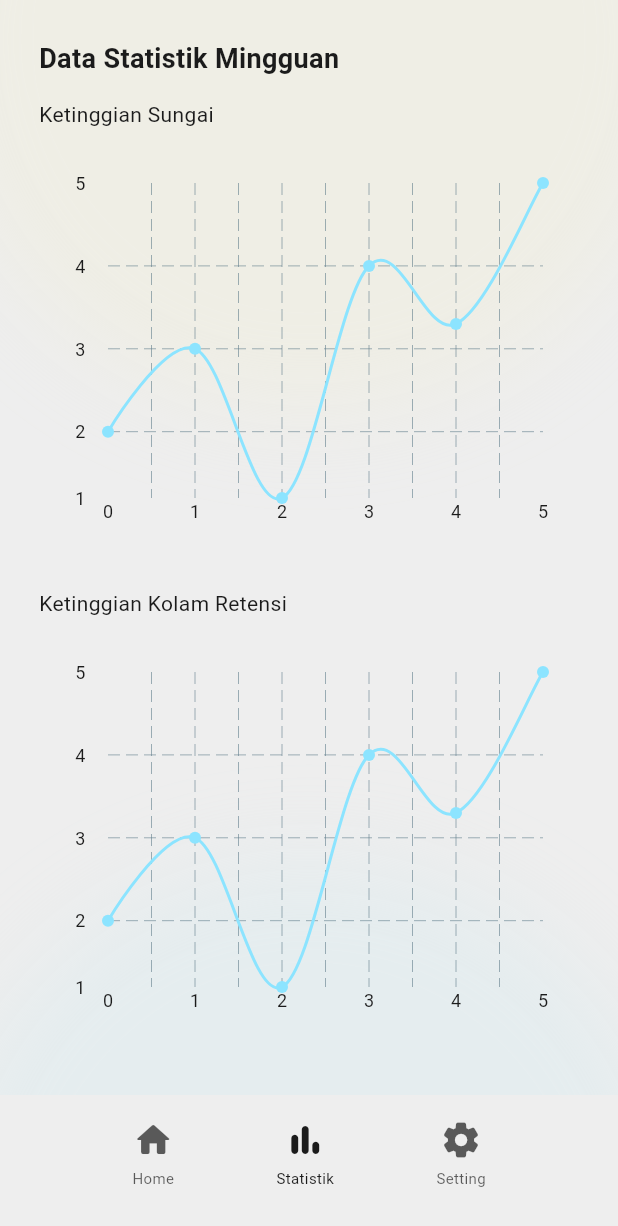
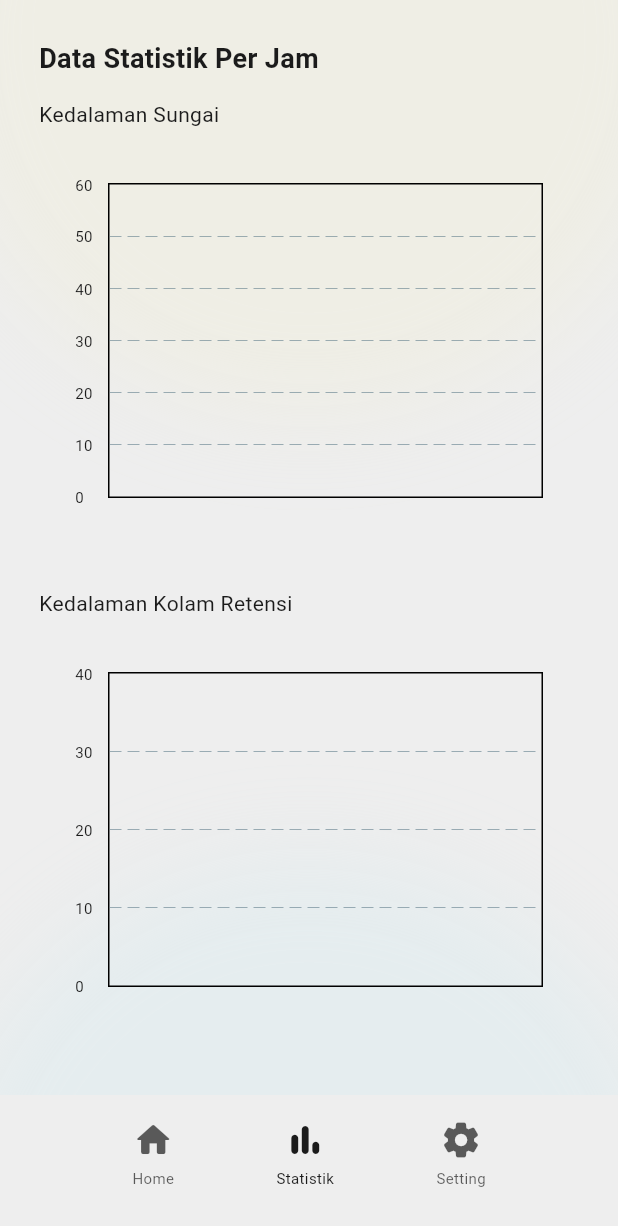
Before and after one commit to yogi3wdd/irigate_smart_retention, a Flutter app: the Statistik screen opened by its route, after a tap on "Home", after a tap on "Statistik", on a phone screen of 412 x 824 dp. Shown: the top 1226 px of the screen. Run offline on Flutter 3.47's test engine with Material 3 defaults, Android fonts, the phone set to English and light mode, and no system bars; drawn by our look-alikes of fl_chart; our stand-ins replace animated_text_kit, cloud_firestore, firebase_auth, firebase_core, firebase_database, geocoding and 3 more; missing offline and left inert: liquid_glass_renderer; accounts and stored records are empty; Roboto replaces fonts that are missing (Ruda).

Commit message:
update tabel statistik

```diff
--- a/lib/screen/statistik.dart
+++ b/lib/screen/statistik.dart
@@ -1,13 +1,166 @@
 import 'package:flutter/material.dart';
 import 'package:google_fonts/google_fonts.dart';
+import 'package:firebase_database/firebase_database.dart';
 import 'package:liquid_glass_renderer/liquid_glass_renderer.dart';
 import 'package:fl_chart/fl_chart.dart';
 import '../constants/color.dart';
 import '../widget/navbar.dart';
 import '../widget/circle.dart';
 
-class Statistik extends StatelessWidget {
+class Statistik extends StatefulWidget {
   const Statistik({super.key});
+
+  @override
+  State<Statistik> createState() => _StatistikState();
+}
+
+class _StatistikState extends State<Statistik> {
+  final _statistik = FirebaseDatabase.instance.ref("IriGateSystem");
+
+  List<LineChartBarData> _chartKolam = [];
+  List<LineChartBarData> _chartSungai = [];
+
+  List<String> _labelJamKolam = [];
+  List<String> _labelJamSungai = [];
+
+  @override
+  void initState() {
+    super.initState();
+    _loadDataKolam();
+    _loadDataSungai();
+  }
+
+  Map<String, dynamic> _convertSnapshot(dynamic raw) {
+    if (raw == null) return {};
+
+    if (raw is Map) {
+      return Map<String, dynamic>.from(raw);
+    }
+
+    if (raw is List) {
+      Map<String, dynamic> result = {};
+      for (int i = 0; i < raw.length; i++) {
+        if (raw[i] != null) {
+          result[i.toString()] = raw[i];
+        }
+      }
+      return result;
+    }
+
+    return {};
+  }
+
+  void _loadDataGeneric(
+    String path,
+    Function(List<FlSpot>, List<String>) setter,
+  ) {
+    _statistik.child(path).onValue.listen((event) {
+      final dataRaw = event.snapshot.value;
+
+      // Convert aman: Map OR List
+      Map<String, dynamic> mapData = _convertSnapshot(dataRaw);
+      if (mapData.isEmpty) return;
+
+      List<Map<String, dynamic>> allData = [];
+
+      mapData.forEach((key, value) {
+        if (value is Map) {
+          final timeMs =
+              int.tryParse(value["unixtimeStamp"]?.toString() ?? "0") ?? 0;
+          final height =
+              double.tryParse(value["height"]?.toString() ?? "0") ?? 0;
+
+          allData.add({
+            "height": height,
+            "time": DateTime.fromMillisecondsSinceEpoch(timeMs),
+          });
+        }
+      });
+
+      if (allData.isEmpty) return;
+
+      // Urutkan berdasarkan waktu
+      allData.sort((a, b) => a["time"].compareTo(b["time"]));
+
+      DateTime now = DateTime.now();
+      DateTime limit = now.subtract(const Duration(hours: 7));
+
+      // Filter hanya 7 jam terakhir
+      List<Map<String, dynamic>> filtered = allData
+          .where((d) => d["time"].isAfter(limit))
+          .toList();
+
+      if (filtered.isEmpty) return;
+
+      // Group per jam (ambil 1 data terakhir per jam)
+      Map<String, Map<String, dynamic>> perJam = {};
+      for (var d in filtered) {
+        final t = d["time"];
+        String key = "${t.year}-${t.month}-${t.day}-${t.hour}";
+        perJam[key] = d;
+      }
+
+      List<Map<String, dynamic>> finalData = perJam.values.toList()
+        ..sort((a, b) => a["time"].compareTo(b["time"]));
+
+      List<FlSpot> spots = [];
+      List<String> labels = [];
+
+      for (int i = 0; i < finalData.length; i++) {
+        spots.add(FlSpot(i.toDouble(), finalData[i]["height"]));
+
+        final time = finalData[i]["time"];
+        labels.add("${time.hour.toString().padLeft(2, '0')}:00");
+      }
+
+      setter(spots, labels);
+    });
+  }
+
+  void _loadDataSungai() {
+    _loadDataGeneric("monitoring/statistik/sungai", (spots, labels) {
+      setState(() {
+        _labelJamSungai = labels;
+        _chartSungai = [
+          LineChartBarData(
+            spots: spots,
+            isCurved: true,
+            barWidth: 3,
+            dotData: FlDotData(show: true),
+            color: AppColors.primary,
+          ),
+        ];
+      });
+    });
+  }
+
+  void _loadDataKolam() {
+    _loadDataGeneric("monitoring/statistik/kolam", (spots, labels) {
+      setState(() {
+        _labelJamKolam = labels;
+        _chartKolam = [
+          LineChartBarData(
+            spots: spots,
+            isCurved: true,
+            barWidth: 3,
+            dotData: FlDotData(show: true),
+            color: AppColors.primary,
+          ),
+        ];
+      });
+    });
+  }
+
+  Widget _bottomTitle(double value, TitleMeta meta, List<String> labels) {
+    int index = value.toInt();
+    if (index < 0 || index >= labels.length) {
+      return const SizedBox.shrink();
+    }
+    return Text(
+      labels[index],
+      style: const TextStyle(fontSize: 10, color: Colors.white),
+    );
+  }
 
   @override
   Widget build(BuildContext context) {
@@ -25,61 +178,56 @@ class Statistik extends StatelessWidget {
             left: -44,
             child: Circle(size: 500, color: AppColors.primaryOpacity),
           ),
+
           SafeArea(
             child: Padding(
-              padding: EdgeInsets.all(26),
+              padding: const EdgeInsets.all(26),
               child: SingleChildScrollView(
                 child: Column(
-                  mainAxisAlignment: MainAxisAlignment.start,
                   crossAxisAlignment: CrossAxisAlignment.start,
                   children: [
                     Text(
-                      'Data Statistik Mingguan',
+                      "Data Statistik Per Jam",
                       style: GoogleFonts.ruda(
                         color: AppColors.text,
                         fontSize: 18,
                         fontWeight: FontWeight.bold,
                       ),
                     ),
+
                     const SizedBox(height: 14),
                     Text(
-                      "Ketinggian Sungai",
-                      style: GoogleFonts.ruda(
-                        color: AppColors.text,
-                        fontSize: 14,
-                      ),
+                      "Kedalaman Sungai",
+                      style: GoogleFonts.ruda(color: AppColors.text),
                     ),
                     const SizedBox(height: 12),
+
                     LiquidGlassLayer(
                       settings: LiquidGlassSettings(
-                        blur: 48,
-                        thickness: 84,
+                        blur: 34,
+                        thickness: 68,
                         glassColor: Colors.transparent,
                       ),
                       child: LiquidGlass(
                         shape: LiquidRoundedRectangle(borderRadius: 20),
                         child: Container(
-                          width: double.infinity,
                           height: 280,
-                          padding: EdgeInsets.all(24),
-                          decoration: BoxDecoration(
-                            borderRadius: BorderRadius.circular(20),
-                            color: Colors.transparent,
-                          ),
+                          padding: const EdgeInsets.all(24),
                           child: LineChart(
                             LineChartData(
-                              backgroundColor: Colors.transparent,
+                              maxY: 60,
+                              minY: 0,
+                              lineBarsData: _chartSungai,
                               titlesData: FlTitlesData(
                                 leftTitles: AxisTitles(
                                   sideTitles: SideTitles(
                                     showTitles: true,
-                                    interval: 1,
                                     getTitlesWidget: (value, meta) {
                                       return Text(
                                         value.toInt().toString(),
                                         style: GoogleFonts.ruda(
+                                          fontSize: 10,
                                           color: AppColors.text,
-                                          fontSize: 12,
                                         ),
                                       );
                                     },
@@ -88,88 +236,56 @@ class Statistik extends StatelessWidget {
                                 bottomTitles: AxisTitles(
                                   sideTitles: SideTitles(
                                     showTitles: true,
-                                    interval: 1,
-                                    getTitlesWidget: (value, meta) {
-                                      return Text(
-                                        value.toInt().toString(),
-                                        style: GoogleFonts.ruda(
-                                          color: AppColors.text,
-                                          fontSize: 12,
-                                        ),
-                                      );
-                                    },
+                                    getTitlesWidget: (v, meta) =>
+                                        _bottomTitle(v, meta, _labelJamSungai),
                                   ),
+                                ),
+                                topTitles: AxisTitles(
+                                  sideTitles: SideTitles(showTitles: false),
                                 ),
                                 rightTitles: AxisTitles(
                                   sideTitles: SideTitles(showTitles: false),
                                 ),
-                                topTitles: AxisTitles(
-                                  sideTitles: SideTitles(showTitles: false),
-                                ),
                               ),
-                              lineBarsData: [
-                                LineChartBarData(
-                                  isCurved: true,
-                                  barWidth: 2,
-                                  color: AppColors.primary,
-                                  belowBarData: BarAreaData(show: false),
-                                  dotData: FlDotData(show: true),
-                                  spots: const [
-                                    FlSpot(0, 2),
-                                    FlSpot(1, 3),
-                                    FlSpot(2, 1.2),
-                                    FlSpot(3, 4),
-                                    FlSpot(4, 3.3),
-                                    FlSpot(5, 5),
-                                  ],
-                                ),
-                              ],
-                              gridData: FlGridData(show: true),
-                              borderData: FlBorderData(show: false),
                             ),
                           ),
                         ),
                       ),
                     ),
+
                     const SizedBox(height: 14),
                     Text(
-                      "Ketinggian Kolam Retensi",
-                      style: GoogleFonts.ruda(
-                        color: AppColors.text,
-                        fontSize: 14,
-                      ),
+                      "Kedalaman Kolam Retensi",
+                      style: GoogleFonts.ruda(color: AppColors.text),
                     ),
                     const SizedBox(height: 12),
+
                     LiquidGlassLayer(
                       settings: LiquidGlassSettings(
-                        blur: 48,
-                        thickness: 84,
+                        blur: 34,
+                        thickness: 68,
                         glassColor: Colors.transparent,
                       ),
                       child: LiquidGlass(
                         shape: LiquidRoundedRectangle(borderRadius: 20),
                         child: Container(
-                          width: double.infinity,
                           height: 280,
-                          padding: EdgeInsets.all(24),
-                          decoration: BoxDecoration(
-                            borderRadius: BorderRadius.circular(20),
-                            color: Colors.transparent,
-                          ),
+                          padding: const EdgeInsets.all(24),
                           child: LineChart(
                             LineChartData(
-                              backgroundColor: Colors.transparent,
+                              maxY: 40,
+                              minY: 0,
+                              lineBarsData: _chartKolam,
                               titlesData: FlTitlesData(
                                 leftTitles: AxisTitles(
                                   sideTitles: SideTitles(
                                     showTitles: true,
-                                    interval: 1,
                                     getTitlesWidget: (value, meta) {
                                       return Text(
                                         value.toInt().toString(),
                                         style: GoogleFonts.ruda(
+                                          fontSize: 10,
                                           color: AppColors.text,
-                                          fontSize: 12,
                                         ),
                                       );
                                     },
@@ -178,44 +294,17 @@ class Statistik extends StatelessWidget {
                                 bottomTitles: AxisTitles(
                                   sideTitles: SideTitles(
                                     showTitles: true,
-                                    interval: 1,
-                                    getTitlesWidget: (value, meta) {
-                                      return Text(
-                                        value.toInt().toString(),
-                                        style: GoogleFonts.ruda(
-                                          color: AppColors.text,
-                                          fontSize: 12,
-                                        ),
-                                      );
-                                    },
+                                    getTitlesWidget: (v, meta) =>
+                                        _bottomTitle(v, meta, _labelJamKolam),
                                   ),
+                                ),
+                                topTitles: AxisTitles(
+                                  sideTitles: SideTitles(showTitles: false),
                                 ),
                                 rightTitles: AxisTitles(
                                   sideTitles: SideTitles(showTitles: false),
                                 ),
-                                topTitles: AxisTitles(
-                                  sideTitles: SideTitles(showTitles: false),
-                                ),
                               ),
-                              lineBarsData: [
-                                LineChartBarData(
-                                  isCurved: true,
-                                  barWidth: 2,
-                                  color: AppColors.primary,
-                                  belowBarData: BarAreaData(show: false),
-                                  dotData: FlDotData(show: true),
-                                  spots: const [
-                                    FlSpot(0, 2),
-                                    FlSpot(1, 3),
-                                    FlSpot(2, 1.2),
-                                    FlSpot(3, 4),
-                                    FlSpot(4, 3.3),
-                                    FlSpot(5, 5),
-                                  ],
-                                ),
-                              ],
-                              gridData: FlGridData(show: true),
-                              borderData: FlBorderData(show: false),
                             ),
                           ),
                         ),
@@ -228,16 +317,13 @@ class Statistik extends StatelessWidget {
           ),
         ],
       ),
+
       bottomNavigationBar: Navbar(
         currentIndex: 1,
         onTap: (index) {
-          if (index == 0) {
-            Navigator.pushReplacementNamed(context, '/home');
-          } else if (index == 1) {
-            Navigator.pushReplacementNamed(context, '/statistik');
-          } else if (index == 2) {
-            Navigator.pushReplacementNamed(context, '/setting');
-          }
+          if (index == 0) Navigator.pushReplacementNamed(context, "/home");
+          if (index == 1) Navigator.pushReplacementNamed(context, "/statistik");
+          if (index == 2) Navigator.pushReplacementNamed(context, "/setting");
         },
       ),
     );
```
